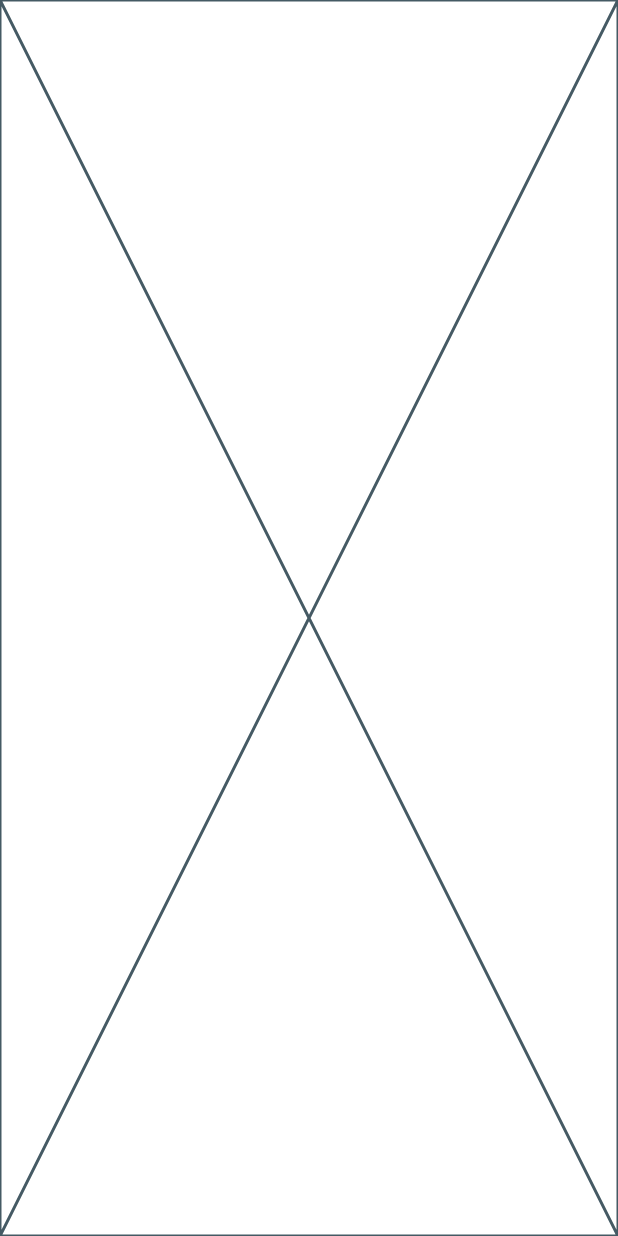
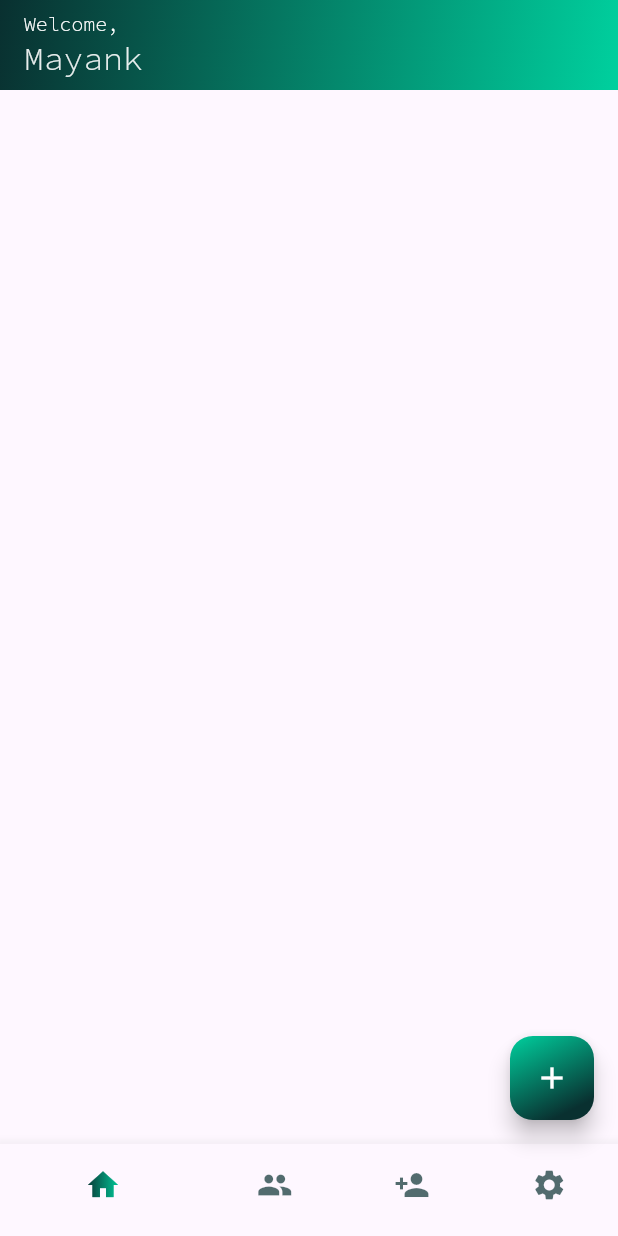
Before and after one commit to Datrix001/FinWise-, a Flutter app: the screen it shows once a user with an empty profile is signed in, on a phone screen of 412 x 824 dp. Run offline on Flutter 3.47's test engine with Material 3 defaults, Android fonts, the phone set to English and light mode, and no system bars; our stand-ins replace flutter_bloc, flutter_dotenv, flutter_screenutil, flutter_svg, get_it, go_router and 1 more; accounts and stored records are empty.

Commit message:
Added Basic Ui for all starting pages

```diff
--- a/lib/core/navigation/app_navigation.dart
+++ b/lib/core/navigation/app_navigation.dart
@@ -5,13 +5,18 @@ import 'package:finwise2/features/auth/presentation/cubit/auth_cubit.dart';
 import 'package:finwise2/features/auth/presentation/cubit/auth_state.dart';
 import 'package:finwise2/features/auth/presentation/screens/login_screen.dart';
 import 'package:finwise2/features/auth/presentation/screens/signup_screen.dart';
+import 'package:finwise2/features/friend/presentation/screens/friend_screen.dart';
+import 'package:finwise2/features/group/presentation/screens/group_screen.dart';
 import 'package:finwise2/features/home/presentation/screens/home.dart';
+import 'package:finwise2/features/home/presentation/screens/home_screen.dart';
+import 'package:finwise2/features/profile/presentation/screens/setting_screen.dart';
 import 'package:flutter/material.dart';
 import 'package:go_router/go_router.dart';
 
 class AppNavigation {
   static final _routerNotifier = _AuthRouterNotifier(getIt<AuthCubit>());
   static final GoRouter route = GoRouter(
+    debugLogDiagnostics: true,
     initialLocation: LoginScreen.routeName,
     refreshListenable: _routerNotifier,
     routes: [
@@ -24,6 +29,22 @@ class AppNavigation {
         builder: (context, state) => SignUpScreen(),
       ),
       GoRoute(path: Home.routeName, builder: (context, state) => Home()),
+      GoRoute(
+        path: FriendScreen.routeName,
+        builder: (context, state) => FriendScreen(),
+      ),
+      GoRoute(
+        path: GroupScreen.routeName,
+        builder: (context, state) => GroupScreen(),
+      ),
+      GoRoute(
+        path: SettingScreen.routeName,
+        builder: (context, state) => SettingScreen(),
+      ),
+      GoRoute(
+        path: HomeScreen.routeName,
+        builder: (context, state) => HomeScreen(),
+      ),
     ],
     redirect: (context, goState) {
       final authCubit = getIt<AuthCubit>();
--- a/lib/features/auth/presentation/screens/login_screen.dart
+++ b/lib/features/auth/presentation/screens/login_screen.dart
@@ -28,6 +28,10 @@ class _LoginScreenState extends State<LoginScreen> {
   @override
   Widget build(BuildContext context) {
     return BlocConsumer<AuthCubit, AuthState>(
+      buildWhen: (previous, current) =>
+          current is AuthInitialState || current is AuthLoadingState,
+      listenWhen: (previous, current) =>
+          current is AuthFailureState && previous is! AuthFailureState,
       listener: (context, state) {
         if (state is AuthFailureState) {
           ScaffoldMessenger.of(
--- a/lib/features/auth/presentation/screens/signup_screen.dart
+++ b/lib/features/auth/presentation/screens/signup_screen.dart
@@ -30,6 +30,10 @@ class _SignUpScreenState extends State<SignUpScreen> {
   Widget build(BuildContext context) {
     return Scaffold(
       body: BlocConsumer<AuthCubit, AuthState>(
+        buildWhen: (previous, current) =>
+            current is AuthInitialState || current is AuthLoadingState,
+        listenWhen: (previous, current) =>
+            current is AuthFailureState && previous is! AuthFailureState,
         listener: (context, state) {
           if (state is AuthFailureState) {
             ScaffoldMessenger.of(
--- a/lib/features/home/presentation/screens/home.dart
+++ b/lib/features/home/presentation/screens/home.dart
@@ -1,4 +1,12 @@
+import 'package:finwise2/core/styles/app_text.dart';
+import 'package:finwise2/core/styles/app_text_style.dart';
+import 'package:finwise2/features/friend/presentation/screens/friend_screen.dart';
+import 'package:finwise2/features/group/presentation/screens/group_screen.dart';
+import 'package:finwise2/features/home/presentation/screens/home_screen.dart';
+import 'package:finwise2/features/profile/presentation/screens/setting_screen.dart';
+import 'package:finwise2/gen/colors.gen.dart';
 import 'package:flutter/material.dart';
+import 'package:flutter_screenutil/flutter_screenutil.dart';
 
 class Home extends StatefulWidget {
   const Home({super.key});
@@ -9,8 +17,123 @@ class Home extends StatefulWidget {
 }
 
 class _HomeState extends State<Home> {
+  final ValueNotifier<int> currentIndex = ValueNotifier(0);
+
+  final List<Widget> screens = [
+    HomeScreen(),
+    GroupScreen(),
+    FriendScreen(),
+    SettingScreen(),
+  ];
+
+  final List<String> screensTitle = ["Welcome", "Groups", "Friends", "Setting"];
+
   @override
   Widget build(BuildContext context) {
-    return const Placeholder();
+    return ValueListenableBuilder<int>(
+      valueListenable: currentIndex,
+      builder: (context, index, child) {
+        return Scaffold(
+          appBar: AppBar(
+            toolbarHeight: 60,
+            backgroundColor: AppColors.transparent,
+            elevation: 0,
+            title: index == 0
+                ? Column(
+                    crossAxisAlignment: CrossAxisAlignment.start,
+                    children: [
+                      appTextB2(
+                        "${screensTitle[index]},",
+                        color: AppColors.white,
+                      ),
+                      appTextS2(
+                        "Mayank",
+                        color: AppColors.white.withOpacity(0.9),
+                      ),
+                    ],
+                  )
+                : appTextS2(screensTitle[index], color: AppColors.white),
+            flexibleSpace: Container(
+              decoration: BoxDecoration(
+                gradient: LinearGradient(
+                  begin: Alignment.topLeft,
+                  end: Alignment.bottomRight,
+                  colors: [AppColors.secondary, AppColors.primary],
+                ),
+              ),
+            ),
+          ),
+          bottomNavigationBar: BottomNavigationBar(
+            selectedItemColor: AppColors.secondary,
+            unselectedItemColor: AppColors.secondary.withOpacity(0.7),
+            selectedLabelStyle: AppTextStyles.b1,
+            showSelectedLabels: false,
+            currentIndex: index,
+            onTap: (value) {
+              currentIndex.value = value;
+            },
+            items: [
+              BottomNavigationBarItem(
+                icon: Icon(Icons.home),
+                activeIcon: _gradientIcon(Icons.home),
+                label: "Home",
+              ),
+              BottomNavigationBarItem(
+                icon: Icon(Icons.group),
+                activeIcon: _gradientIcon(Icons.group),
+                label: "Home",
+              ),
+              BottomNavigationBarItem(
+                icon: Icon(Icons.person_add),
+                activeIcon: _gradientIcon(Icons.person_add),
+                label: "Home",
+              ),
+              BottomNavigationBarItem(
+                icon: Icon(Icons.settings),
+                activeIcon: _gradientIcon(Icons.settings),
+                label: "Home",
+              ),
+            ],
+          ),
+          floatingActionButton: index == 0 || index == 1
+              ? FloatingActionButton(
+                  onPressed: () {},
+                  backgroundColor: AppColors.transparent,
+                  child: Container(
+                    height: 56.h,
+                    width: 56.w,
+                    decoration: BoxDecoration(
+                      borderRadius: BorderRadius.circular(15.r),
+                      gradient: LinearGradient(
+                        begin: AlignmentGeometry.topLeft,
+                        end: AlignmentGeometry.bottomCenter,
+                        colors: [AppColors.primary, AppColors.secondary],
+                      ),
+                    ),
+                    child: Icon(Icons.add, color: AppColors.white),
+                  ),
+                )
+              : null,
+          body: screens[index],
+        );
+      },
+    );
+  }
+
+  Widget _gradientIcon(IconData icon) {
+    return ShaderMask(
+      shaderCallback: (bounds) {
+        return const LinearGradient(
+          colors: [AppColors.secondary, AppColors.primary],
+        ).createShader(bounds);
+      },
+      child: Icon(icon, color: Colors.white),
+    );
+  }
+
+  @override
+  void dispose() {
+    currentIndex.dispose();
+    super.dispose();
   }
 }
```
Also changed, not shown: lib/features/friend/presentation/screens/friend_screen.dart (added, +17 -0 lines), lib/features/group/presentation/screens/group_screen.dart (added, +17 -0 lines), lib/features/home/presentation/screens/home_screen.dart (added, +16 -0 lines), lib/features/profile/presentation/screens/setting_screen.dart (added, +17 -0 lines).
